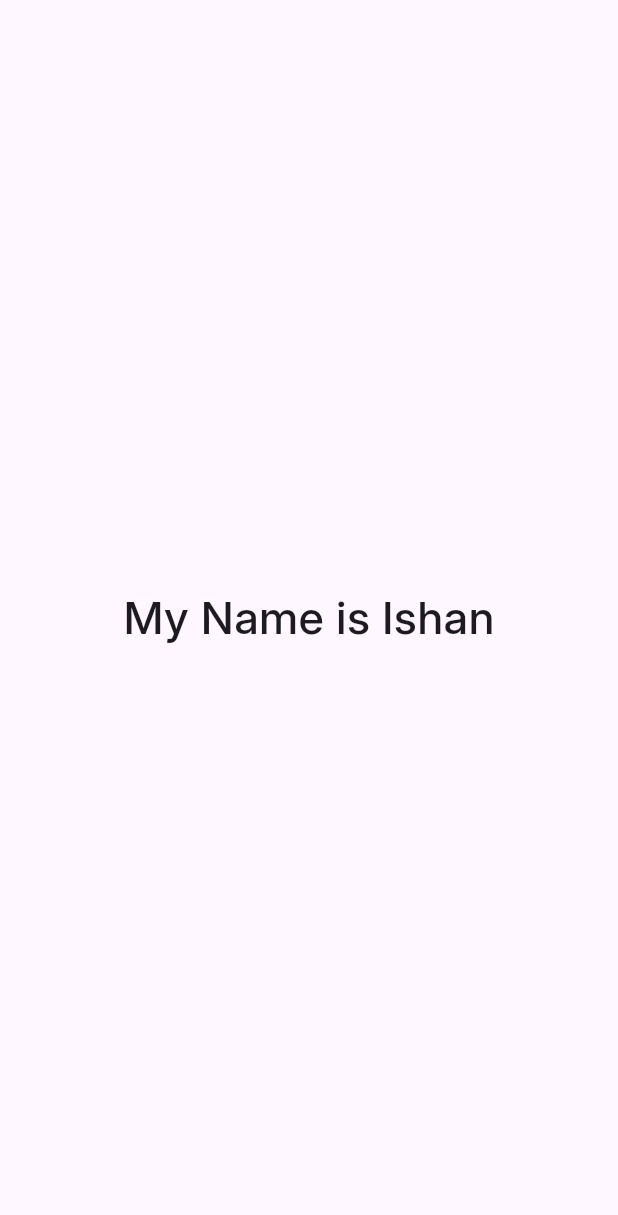
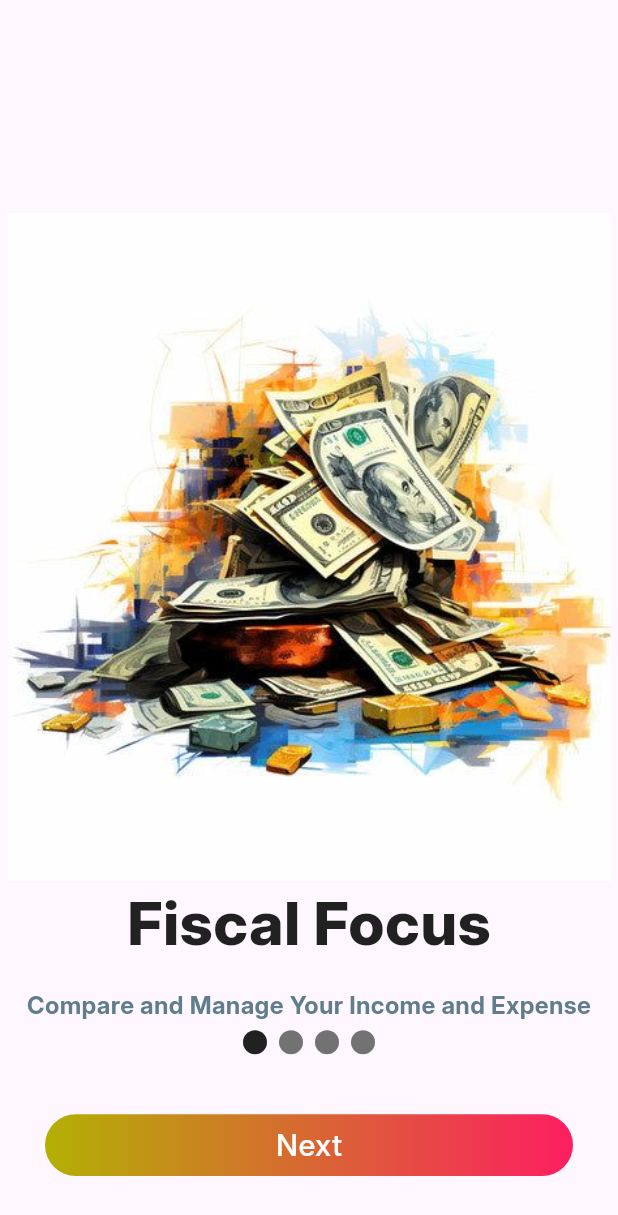
Before and after one commit to PAIshanMadusha/fiscal-focus-application, a Flutter app: the screen it shows after launch, on a phone screen of 412 x 824 dp. Shown: the top 1215 px of the screen. Run offline on Flutter 3.47's test engine with Material 3 defaults, Android fonts, the phone set to English and light mode, and no system bars; drawn by our look-alikes of smooth_page_indicator.

Commit message:
Created Onboarding Screens

```diff
--- /dev/null
+++ b/lib/data/onboarding_data.dart
@@ -0,0 +1,21 @@
+import 'package:fiscal_focus_app/models/onboarding_model.dart';
+
+class OnboardingData {
+  static final List<OnboardingModel> onboardingDataList = [
+    OnboardingModel(
+      title: "Gain Total Control of Your Money",
+      imgUrl: "assets/images/onboarding1.avif",
+      description: "Become your own money manager and make every cent count",
+    ),
+    OnboardingModel(
+      title: "Know Where Your Money Goes",
+      imgUrl: "assets/images/onboarding2.jpg",
+      description: "Track your transaction easily with categories and financial report ",
+    ),
+    OnboardingModel(
+      title: "Planning Ahead",
+      imgUrl: "assets/images/onboarding3.avif",
+      description: "Setup your budget for each category so you in control",
+    ),
+  ];
+}
--- a/lib/main.dart
+++ b/lib/main.dart
@@ -1,3 +1,4 @@
+import 'package:fiscal_focus_app/screens/onboarding_screens.dart';
 import 'package:flutter/material.dart';
 
 void main(){
@@ -14,9 +15,7 @@ class MyApp extends StatelessWidget {
       theme: ThemeData(
         fontFamily: "Inter",
       ),
-      home: Scaffold(
-        body: Center(child: Text("My Name is Ishan", style: TextStyle(fontSize: 30, fontWeight: FontWeight.w500),),),
-      ),
+      home: OnboardingScreens(),
     );
   }
 }
--- /dev/null
+++ b/lib/models/onboarding_model.dart
@@ -0,0 +1,11 @@
+class OnboardingModel {
+  final String title;
+  final String imgUrl;
+  final String description;
+
+  OnboardingModel({
+    required this.title,
+    required this.imgUrl,
+    required this.description,
+  });
+}
--- /dev/null
+++ b/lib/screens/onboarding/first_page.dart
@@ -0,0 +1,45 @@
+import 'package:fiscal_focus_app/utils/colors.dart';
+import 'package:fiscal_focus_app/utils/constance.dart';
+import 'package:flutter/material.dart';
+
+class FirstPage extends StatelessWidget {
+  const FirstPage({super.key});
+
+  @override
+  Widget build(BuildContext context) {
+    return Padding(
+      padding: const EdgeInsets.all(5),
+      child: Column(
+        mainAxisAlignment: MainAxisAlignment.center,
+        crossAxisAlignment: CrossAxisAlignment.center,
+        children: [
+          Image.asset(
+            "assets/images/firstImage.jpg",
+            width: 445,
+            height: 445,
+            fit: BoxFit.cover,
+          ),
+          Text(
+            "Fiscal Focus",
+            style: TextStyle(
+              fontSize: 40,
+              fontWeight: FontWeight.w800,
+              color: kBlack,
+            ),
+          ),
+          SizedBox(
+            height: kSizedBoxValue,
+          ),
+          Text(
+            "Compare and Manage Your Income and Expense",
+            style: TextStyle(
+              fontSize: 16,
+              fontWeight: FontWeight.w700,
+              color: kGrey,
+            ),
+          ),
+        ],
+      ),
+    );
+  }
+}
--- /dev/null
+++ b/lib/screens/onboarding_screens.dart
@@ -0,0 +1,113 @@
+import 'package:fiscal_focus_app/data/onboarding_data.dart';
+import 'package:fiscal_focus_app/screens/onboarding/first_page.dart';
+import 'package:fiscal_focus_app/screens/onboarding/shared_onboarding_screen.dart';
+import 'package:fiscal_focus_app/screens/user_data_screen.dart';
+import 'package:fiscal_focus_app/utils/colors.dart';
+import 'package:fiscal_focus_app/widgets/custom_button.dart';
+import 'package:flutter/material.dart';
+import 'package:smooth_page_indicator/smooth_page_indicator.dart';
+
+class OnboardingScreens extends StatefulWidget {
+  const OnboardingScreens({super.key});
+
+  @override
+  State<OnboardingScreens> createState() => _OnboardingScreensState();
+}
+
+class _OnboardingScreensState extends State<OnboardingScreens> {
+  final PageController _controller = PageController();
+  bool showDetailsPage = false;
+  @override
+  Widget build(BuildContext context) {
+    return Scaffold(
+      body: Column(
+        children: [
+          Expanded(
+            child: Stack(
+              children: [
+                PageView(
+                  controller: _controller,
+                  onPageChanged: (index) {
+                    setState(() {
+                      showDetailsPage = index == 3;
+                    });
+                  },
+                  children: [
+                    FirstPage(),
+                    SharedOnboardingScreen(
+                      title: OnboardingData.onboardingDataList[0].title,
+                      imgUrl: OnboardingData.onboardingDataList[0].imgUrl,
+                      description:
+                          OnboardingData.onboardingDataList[0].description,
+                    ),
+                    SharedOnboardingScreen(
+                      title: OnboardingData.onboardingDataList[1].title,
+                      imgUrl: OnboardingData.onboardingDataList[1].imgUrl,
+                      description:
+                          OnboardingData.onboardingDataList[1].description,
+                    ),
+                    SharedOnboardingScreen(
+                      title: OnboardingData.onboardingDataList[2].title,
+                      imgUrl: OnboardingData.onboardingDataList[2].imgUrl,
+                      description:
+                          OnboardingData.onboardingDataList[2].description,
+                    ),
+                  ],
+                ),
+                //Page Indicator
+                Container(
+                  alignment: Alignment(0, .70),
+                  child: SmoothPageIndicator(
+                      controller: _controller,
+                      count: 4,
+                      effect: WormEffect(
+                        activeDotColor: kBlack,
+                        dotColor: kLightGrey,
+                      )),
+                ),
+                Positioned(
+                  bottom: 40,
+                  right: 0,
+                  left: 0,
+                  child: Padding(
+                    padding: const EdgeInsets.symmetric(horizontal: 30),
+                    child: !showDetailsPage
+                        ? GestureDetector(
+                            onTap: () {
+                              _controller.animateToPage(
+                                _controller.page!.toInt() + 1,
+                                duration: Duration(milliseconds: 400),
+                                curve: Curves.easeInOut,
+                              );
+                            },
+                            child: CustomButton(
+                              buttonName:
+                                  showDetailsPage ? "Get Started" : "Next",
+                              buttonColor: kYellow,
+                            ),
+                          )
+                        : GestureDetector(
+                            onTap: () {
+                              Navigator.push(
+                                context,
+                                MaterialPageRoute(
+                                  builder: (context) => UserDataScreen(),
+                                ),
+                              );
+                            },
+                            child: CustomButton(
+                              buttonName:
+                                  showDetailsPage ? "Get Started" : "Next",
+                              buttonColor: kYellow,
+                            ),
+                          ),
+                  ),
+                ),
+              ],
+            ),
+          ),
+        ],
+      ),
+    );
+  }
+}
--- /dev/null
+++ b/lib/utils/colors.dart
@@ -0,0 +1,12 @@
+import 'package:flutter/material.dart';
+
+const Color kMainColor = Color.fromARGB(253, 128, 12, 163);
+const Color kLightGrey = Color.fromARGB(255, 114, 114, 114);
+const Color kGrey = Colors.blueGrey;
+const Color kWhite = Color(0xffFFFFFF);
+const Color kBlack = Colors.black87;
+const Color kGreen = Color.fromARGB(255, 4, 124, 10);
+const Color kRed = Color.fromARGB(255, 139, 5, 5);
+const Color kYellow = Color.fromARGB(255, 179, 176, 4);
+const Color kLightYellow = Color.fromARGB(255, 245, 255, 111);
+const Color kOrange = Color.fromARGB(255, 204, 136, 33);
--- /dev/null
+++ b/lib/utils/constance.dart
@@ -0,0 +1,2 @@
+const double kSizedBoxValue = 15;
+const double kDefaultPadding = 15;
--- /dev/null
+++ b/lib/widgets/custom_button.dart
@@ -0,0 +1,38 @@
+import 'package:fiscal_focus_app/utils/colors.dart';
+import 'package:flutter/material.dart';
+
+class CustomButton extends StatelessWidget {
+  final String buttonName;
+  final Color buttonColor;
+
+  const CustomButton({
+    super.key,
+    required this.buttonName,
+    required this.buttonColor,
+  });
+
+  @override
+  Widget build(BuildContext context) {
+    return Container(
+      height: MediaQuery.of(context).size.width * 0.1,
+      decoration: BoxDecoration(
+        borderRadius: BorderRadius.circular(100),
+        gradient: LinearGradient(
+          colors: [buttonColor, Color.fromARGB(255, 253, 30, 97)],
+          begin: Alignment.centerLeft,
+          end: Alignment.centerRight,
+        ),
+      ),
+      child: Center(
+        child: Text(
+          buttonName,
+          style: TextStyle(
+            fontSize: 20,
+            fontWeight: FontWeight.w500,
+            color: kWhite,
+          ),
+        ),
+      ),
+    );
+  }
+}
--- a/pubspec.yaml
+++ b/pubspec.yaml
@@ -34,6 +34,7 @@ dependencies:
   # The following adds the Cupertino Icons font to your application.
   # Use with the CupertinoIcons class for iOS style icons.
   cupertino_icons: ^1.0.8
+  smooth_page_indicator: ^1.2.0+3
 
 dev_dependencies:
   flutter_test:
@@ -58,9 +59,8 @@ flutter:
   uses-material-design: true
 
   # To add assets to your application, add an assets section, like this:
-  # assets:
-  #   - images/a_dot_burr.jpeg
-  #   - images/a_dot_ham.jpeg
+  assets:
+    - assets/images/
 
   # An image asset can refer to one or more resolution-specific "variants", see
   # https://flutter.dev/to/resolution-aware-images
```
Also changed, not shown: lib/screens/onboarding/shared_onboarding_screen.dart (added, +58 -0 lines), lib/screens/user_data_screen.dart (added, +20 -0 lines), assets/images/firstImage.jpg (added), assets/images/onboarding2.jpg (added), pubspec.lock, 2 other files.
